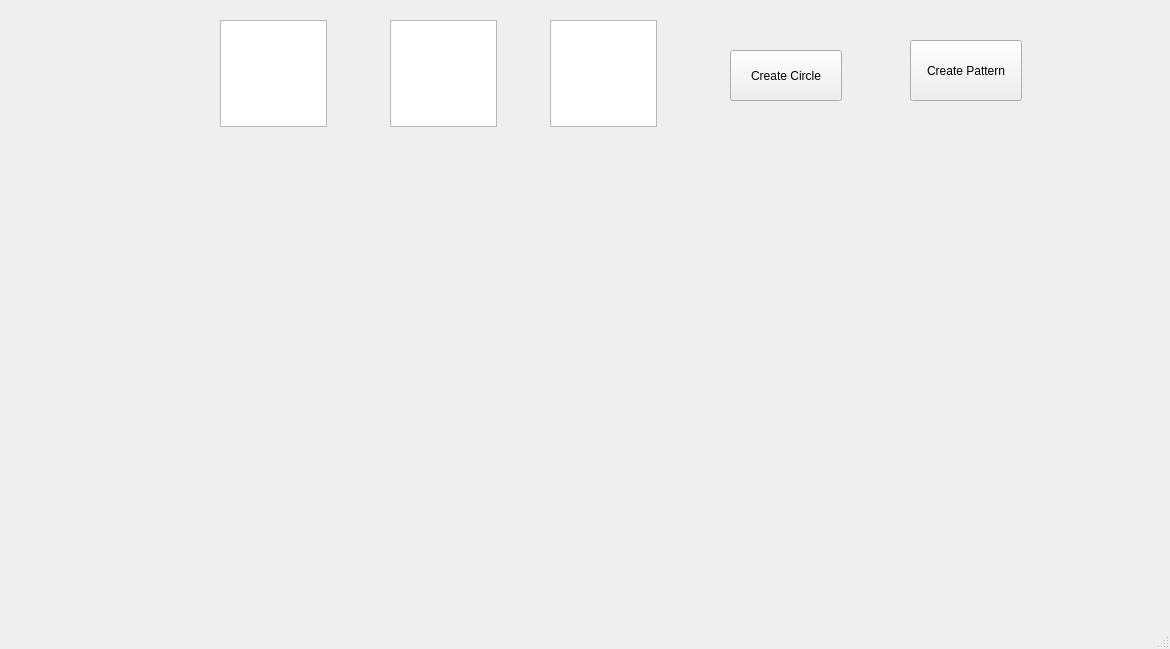
The window that assignA2/mainwindow.ui (nmd2611/CGL) describes before a commit, drawn with Qt 5.
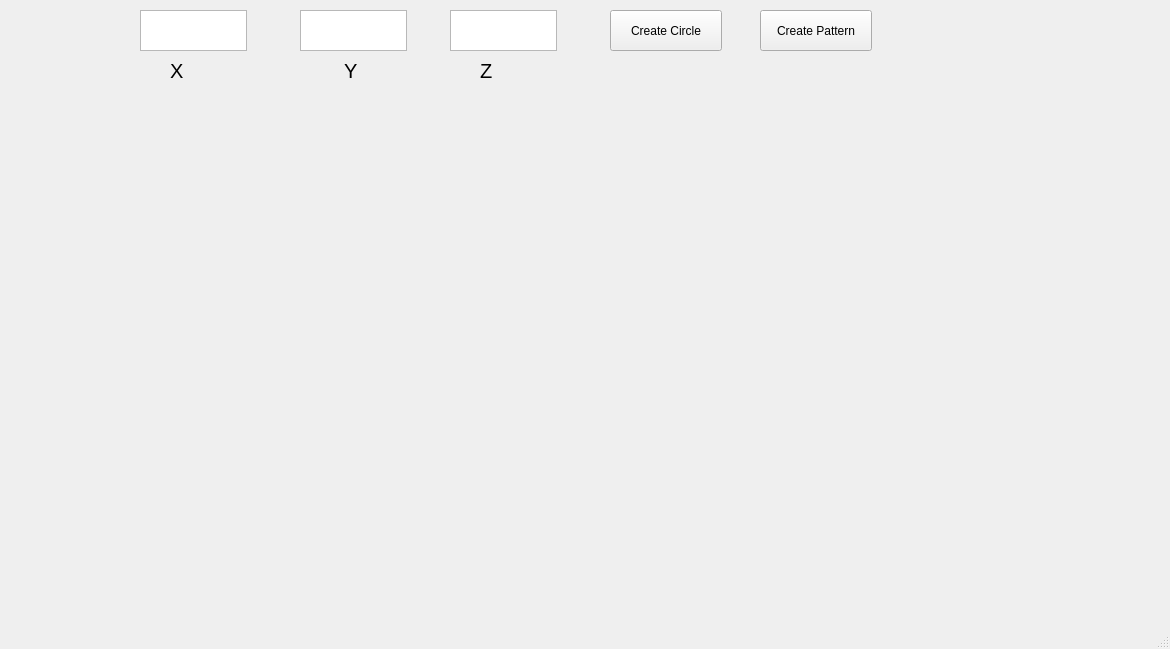
The same window after the commit.

What changed in the file:
```diff
--- a/assignA2/mainwindow.ui
+++ b/assignA2/mainwindow.ui
@@ -17,20 +17,20 @@
    <widget class="QTextEdit" name="textEdit_3">
     <property name="geometry">
      <rect>
-      <x>550</x>
-      <y>20</y>
+      <x>450</x>
+      <y>10</y>
       <width>107</width>
-      <height>107</height>
+      <height>41</height>
      </rect>
     </property>
    </widget>
    <widget class="QPushButton" name="pushButton_2">
     <property name="geometry">
      <rect>
-      <x>910</x>
-      <y>40</y>
+      <x>760</x>
+      <y>10</y>
       <width>112</width>
-      <height>61</height>
+      <height>41</height>
      </rect>
     </property>
     <property name="text">
@@ -40,10 +40,10 @@
    <widget class="QTextEdit" name="textEdit_2">
     <property name="geometry">
      <rect>
-      <x>390</x>
-      <y>20</y>
+      <x>300</x>
+      <y>10</y>
       <width>107</width>
-      <height>107</height>
+      <height>41</height>
      </rect>
     </property>
    </widget>
@@ -63,10 +63,10 @@
    <widget class="QPushButton" name="pushButton">
     <property name="geometry">
      <rect>
-      <x>730</x>
-      <y>50</y>
+      <x>610</x>
+      <y>10</y>
       <width>112</width>
-      <height>51</height>
+      <height>41</height>
      </rect>
     </property>
     <property name="text">
@@ -76,13 +76,67 @@
    <widget class="QTextEdit" name="textEdit">
     <property name="geometry">
      <rect>
-      <x>220</x>
-      <y>20</y>
+      <x>140</x>
+      <y>10</y>
       <width>107</width>
-      <height>107</height>
+      <height>41</height>
      </rect>
     </property>
    </widget>
+   <widget class="QLabel" name="label_2">
+    <property name="geometry">
+     <rect>
+      <x>170</x>
+      <y>60</y>
+      <width>65</width>
+      <height>21</height>
+     </rect>
+    </property>
+    <property name="font">
+     <font>
+      <pointsize>15</pointsize>
+     </font>
+    </property>
+    <property name="text">
+     <string>X</string>
+    </property>
+   </widget>
+   <widget class="QLabel" name="label_3">
+    <property name="geometry">
+     <rect>
+      <x>344</x>
+      <y>60</y>
+      <width>51</width>
+      <height>21</height>
+     </rect>
+    </property>
+    <property name="font">
+     <font>
+      <pointsize>15</pointsize>
+     </font>
+    </property>
+    <property name="text">
+     <string>Y</string>
+    </property>
+   </widget>
+   <widget class="QLabel" name="label_4">
+    <property name="geometry">
+     <rect>
+      <x>480</x>
+      <y>60</y>
+      <width>65</width>
+      <height>21</height>
+     </rect>
+    </property>
+    <property name="font">
+     <font>
+      <pointsize>15</pointsize>
+     </font>
+    </property>
+    <property name="text">
+     <string>Z</string>
+    </property>
+   </widget>
   </widget>
   <widget class="QMenuBar" name="menubar">
    <property name="geometry">
```
Left out of the diff: 2 changed lines with no effect on the pictures.
